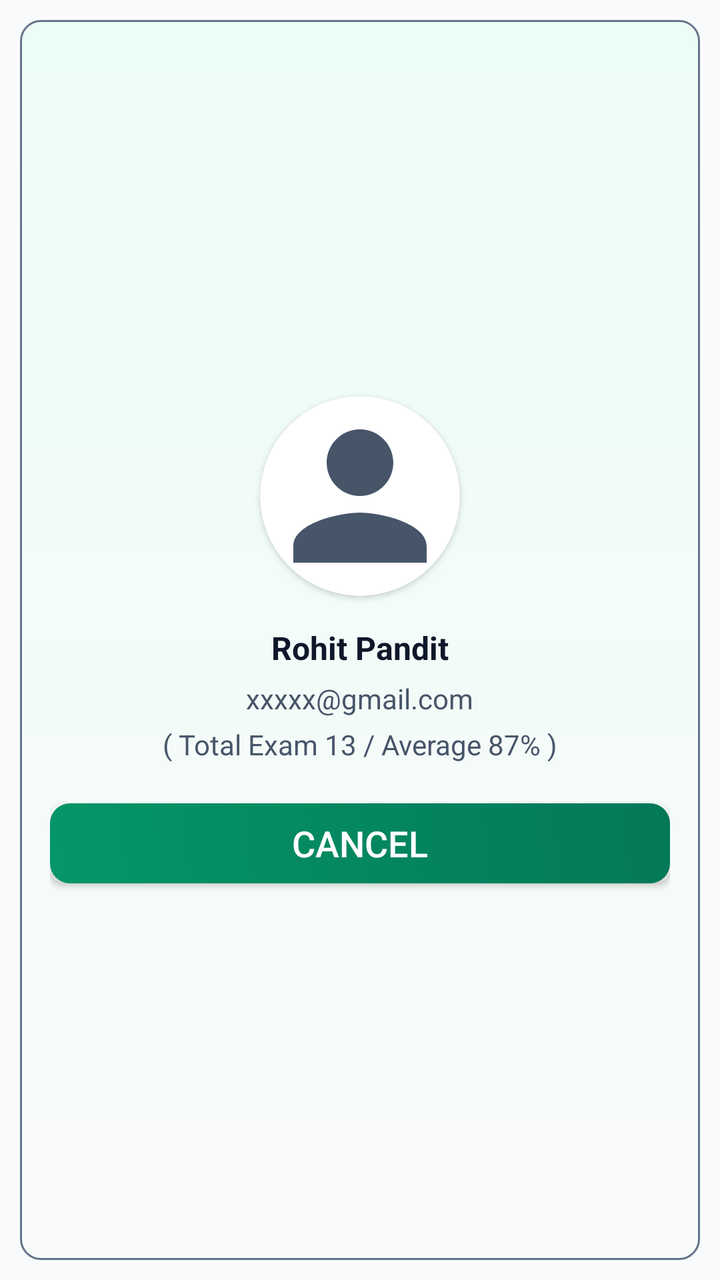
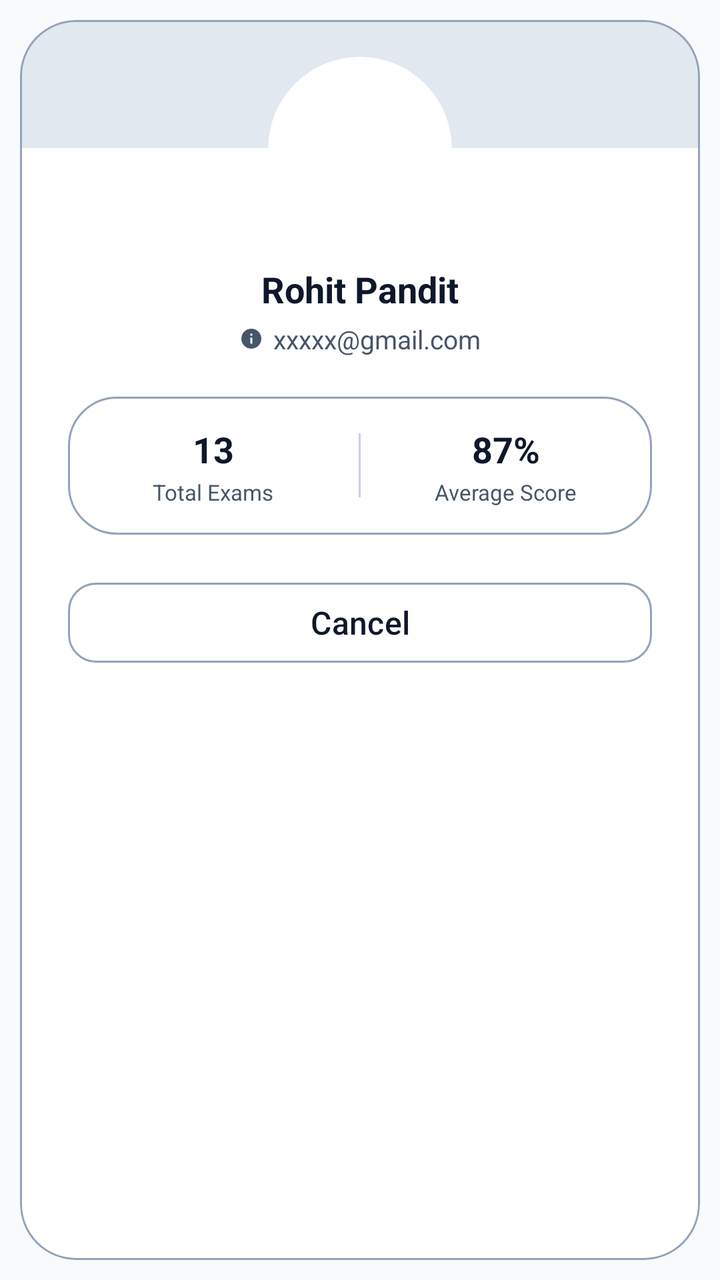

Compare the two renders of this Android layout. The source of the first and the diff that turns it into the second are given below.
<!-- AndroidManifest.xml: application theme Theme.TestMaster -->
<!-- res/layout/popup_leadeboard_details.xml -->
<?xml version="1.0" encoding="utf-8"?>
<androidx.constraintlayout.widget.ConstraintLayout xmlns:android="http://schemas.android.com/apk/res/android"
    xmlns:app="http://schemas.android.com/apk/res-auto"
    android:layout_width="match_parent"
    android:layout_height="wrap_content"
    android:padding="10dp"
    android:background="@android:color/transparent">

    <LinearLayout
        android:layout_width="match_parent"
        android:layout_height="match_parent"
        android:gravity="center"
        android:orientation="vertical"
        android:padding="15dp"
        android:background="@drawable/box_gradient"
        app:layout_constraintBottom_toBottomOf="parent"
        app:layout_constraintEnd_toEndOf="parent"
        app:layout_constraintStart_toStartOf="parent"
        app:layout_constraintTop_toTopOf="parent">
        <androidx.cardview.widget.CardView
            android:layout_width="100dp"
            android:layout_height="100dp"
            app:cardCornerRadius="50dp"
            android:background="@color/gray">
            <ImageView
                android:id="@+id/iv_stu_img"
                android:layout_width="match_parent"
                android:layout_height="match_parent"
                android:src="@drawable/baseline_person_24"
                app:tint="@color/text_secondary" />
        </androidx.cardview.widget.CardView>
        <TextView
            android:id="@+id/tv_username"
            android:layout_width="wrap_content"
            android:layout_height="wrap_content"
            android:text="Rohit Pandit"
            android:textStyle="bold"
            android:layout_marginTop="15dp"
            android:textColor="@color/text_primary"
            android:textSize="16sp"/>
        <TextView
            android:id="@+id/tv_email"
            android:layout_width="wrap_content"
            android:layout_height="wrap_content"
            android:text="xxxxx@gmail.com"
            android:layout_marginTop="5dp"
            android:textColor="@color/text_secondary"
            android:textSize="14sp"/>

            <TextView
                android:id="@+id/total_examAnd_percentage"
                android:layout_width="wrap_content"
                android:layout_height="wrap_content"
                android:text="( Total Exam 13 / Average 87% )"
                android:textColor="@color/text_secondary"
                android:layout_marginTop="4dp"
                android:textSize="14sp"/>
        <androidx.cardview.widget.CardView
            android:layout_width="match_parent"
            android:layout_height="40dp"
            android:layout_marginTop="20dp"
            android:layout_gravity="center"
            app:cardCornerRadius="7dp">
        <androidx.appcompat.widget.AppCompatButton
            android:id="@+id/cancel_button"
            android:layout_width="match_parent"
            android:layout_height="40dp"
            android:text="Cancel"
            android:textSize="18sp"
            android:gravity="center"
            android:textColor="@color/white"
            android:background="@drawable/blue_gradient" />
        </androidx.cardview.widget.CardView>
    </LinearLayout>

</androidx.constraintlayout.widget.ConstraintLayout>
<!-- resources referenced by this layout -->
<resources>
  <color name="gray">#F1F5F9</color>
  <color name="text_primary">#0F172A</color>
  <color name="text_secondary">#475569</color>
  <color name="white">#FFFFFFFF</color>
  <!-- drawable baseline_person_24 (drawable) -->
  <vector android:height="24dp" android:tint="#000000"
      android:viewportHeight="24" android:viewportWidth="24"
      android:width="24dp" xmlns:android="http://schemas.android.com/apk/res/android">
      <path android:fillColor="@android:color/white" android:pathData="M12,12c2.21,0 4,-1.79 4,-4s-1.79,-4 -4,-4 -4,1.79 -4,4 1.79,4 4,4zM12,14c-2.67,0 -8,1.34 -8,4v2h16v-2c0,-2.66 -5.33,-4 -8,-4z"/>
  </vector>
  <!-- drawable blue_gradient (drawable) -->
  <?xml version="1.0" encoding="utf-8"?>
  <shape xmlns:android="http://schemas.android.com/apk/res/android"
      android:shape="rectangle">
      <gradient
          android:startColor="@color/primary"
          android:endColor="@color/primary_variant"
          android:angle="45"/>
      <corners android:radius="10dp"/>
  </shape>
  <!-- drawable box_gradient (drawable) -->
  <?xml version="1.0" encoding="utf-8"?>
  <shape xmlns:android="http://schemas.android.com/apk/res/android"
      android:shape="rectangle">
      <gradient
          android:startColor="#ECFDF5"
          android:endColor="#F9FAFB"
          android:angle="270"/>
      <stroke android:width="1dp"
          android:color="@color/secondary"/>
      <corners android:radius="10dp"/>
  </shape>
  <style name="Theme.TestMaster" parent="Base.Theme.TestMaster" />
  <color name="primary">#059669</color>
  <color name="primary_variant">#047857</color>
  <color name="secondary">#64748B</color>
  <style name="Base.Theme.TestMaster" parent="Theme.Material3.DayNight.NoActionBar">
          
          <item name="colorPrimary">@color/primary</item>
          <item name="colorOnPrimary">@color/onPrimary</item>
          <item name="colorPrimaryContainer">@color/primaryContainer</item>
          <item name="colorOnPrimaryContainer">@color/onPrimaryContainer</item>
  
          <item name="colorSecondary">@color/secondary</item>
          <item name="colorOnSecondary">@color/onSecondary</item>
          <item name="colorSecondaryContainer">@color/secondaryContainer</item>
          <item name="colorOnSecondaryContainer">@color/onSecondaryContainer</item>
  
          
          <item name="android:windowBackground">@color/background</item>
          <item name="colorSurface">@color/surface</item>
          <item name="colorOnSurface">@color/onSurface</item>
          <item name="colorSurfaceVariant">@color/surfaceVariant</item>
          <item name="colorOnSurfaceVariant">@color/onSurfaceVariant</item>
          <item name="colorOutline">@color/outline</item>
  
          
          <item name="colorError">@color/error</item>
          <item name="colorOnError">@color/onError</item>
          <item name="colorErrorContainer">@color/errorContainer</item>
          <item name="colorOnErrorContainer">@color/onErrorContainer</item>
  
          
          <item name="android:statusBarColor">@color/surface</item>
          <item name="android:windowLightStatusBar">true</item>
      </style>
  <color name="onPrimary">#FFFFFF</color>
  <color name="primaryContainer">#D1FAE5</color>
  <color name="onPrimaryContainer">#064E3B</color>
  <color name="onSecondary">#FFFFFF</color>
  <color name="secondaryContainer">#F1F5F9</color>
  <color name="onSecondaryContainer">#0F172A</color>
  <color name="background">#F8FAFC</color>
  <color name="surface">#FFFFFF</color>
  <color name="onSurface">#0F172A</color>
  <color name="surfaceVariant">#E2E8F0</color>
  <color name="onSurfaceVariant">#475569</color>
  <color name="outline">#94A3B8</color>
  <color name="error">#EF4444</color>
  <color name="onError">#FFFFFF</color>
  <color name="errorContainer">#FEE2E2</color>
  <color name="onErrorContainer">#991B1B</color>
</resources>

<!-- the commit's change to res/layout/popup_leadeboard_details.xml (unified diff, before → after) -->
@@ -3,74 +3,194 @@
     xmlns:app="http://schemas.android.com/apk/res-auto"
     android:layout_width="match_parent"
     android:layout_height="wrap_content"
-    android:padding="10dp"
-    android:background="@android:color/transparent">
+    android:background="@android:color/transparent"
+    android:padding="10dp">
 
-    <LinearLayout
+    <com.google.android.material.card.MaterialCardView
         android:layout_width="match_parent"
         android:layout_height="match_parent"
-        android:gravity="center"
-        android:orientation="vertical"
-        android:padding="15dp"
-        android:background="@drawable/box_gradient"
+        app:cardBackgroundColor="@color/surface"
+        app:cardCornerRadius="28dp"
+        app:cardElevation="0dp"
         app:layout_constraintBottom_toBottomOf="parent"
         app:layout_constraintEnd_toEndOf="parent"
         app:layout_constraintStart_toStartOf="parent"
-        app:layout_constraintTop_toTopOf="parent">
-        <androidx.cardview.widget.CardView
-            android:layout_width="100dp"
-            android:layout_height="100dp"
-            app:cardCornerRadius="50dp"
-            android:background="@color/gray">
-            <ImageView
-                android:id="@+id/iv_stu_img"
+        app:layout_constraintTop_toTopOf="parent"
+        app:strokeColor="@color/outline"
+        app:strokeWidth="1dp">
+
+        <LinearLayout
+            android:layout_width="match_parent"
+            android:layout_height="wrap_content"
+            android:orientation="vertical">
+
+            
+            <View
                 android:layout_width="match_parent"
-                android:layout_height="match_parent"
-                android:src="@drawable/baseline_person_24"
-                app:tint="@color/text_secondary" />
-        </androidx.cardview.widget.CardView>
-        <TextView
-            android:id="@+id/tv_username"
-            android:layout_width="wrap_content"
-            android:layout_height="wrap_content"
-            android:text="Rohit Pandit"
-            android:textStyle="bold"
-            android:layout_marginTop="15dp"
-            android:textColor="@color/text_primary"
-            android:textSize="16sp"/>
-        <TextView
-            android:id="@+id/tv_email"
-            android:layout_width="wrap_content"
-            android:layout_height="wrap_content"
-            android:text="xxxxx@gmail.com"
-            android:layout_marginTop="5dp"
-            android:textColor="@color/text_secondary"
-            android:textSize="14sp"/>
+                android:layout_height="64dp"
+                android:background="@color/surfaceVariant" />
 
-            <TextView
-                android:id="@+id/total_examAnd_percentage"
-                android:layout_width="wrap_content"
+            
+            <FrameLayout
+                android:layout_width="match_parent"
                 android:layout_height="wrap_content"
-                android:text="( Total Exam 13 / Average 87% )"
-                android:textColor="@color/text_secondary"
-                android:layout_marginTop="4dp"
-                android:textSize="14sp"/>
-        <androidx.cardview.widget.CardView
-            android:layout_width="match_parent"
-            android:layout_height="40dp"
-            android:layout_marginTop="20dp"
-            android:layout_gravity="center"
-            app:cardCornerRadius="7dp">
-        <androidx.appcompat.widget.AppCompatButton
-            android:id="@+id/cancel_button"
-            android:layout_width="match_parent"
-            android:layout_height="40dp"
-            android:text="Cancel"
-            android:textSize="18sp"
-            android:gravity="center"
-            android:textColor="@color/white"
-            android:background="@drawable/blue_gradient" />
-        </androidx.cardview.widget.CardView>
-    </LinearLayout>
+                android:layout_marginTop="-46dp">
+
+                <androidx.cardview.widget.CardView
+                    android:layout_width="92dp"
+                    android:layout_height="92dp"
+                    android:layout_gravity="center_horizontal"
+                    app:cardBackgroundColor="@color/surface"
+                    app:cardCornerRadius="46dp"
+                    app:cardElevation="0dp">
+
+                    <androidx.cardview.widget.CardView
+                        android:layout_width="match_parent"
+                        android:layout_height="match_parent"
+                        android:layout_margin="4dp"
+                        android:background="@color/accent"
+                        app:cardCornerRadius="42dp"
+                        app:cardElevation="0dp">
+
+                        <ImageView
+                            android:id="@+id/iv_stu_img"
+                            android:layout_width="match_parent"
+                            android:layout_height="match_parent"
+                            android:padding="20dp"
+                            android:src="@drawable/baseline_person_24"
+                            app:tint="@color/surface" />
+                    </androidx.cardview.widget.CardView>
+                </androidx.cardview.widget.CardView>
+            </FrameLayout>
+
+            <LinearLayout
+                android:layout_width="match_parent"
+                android:layout_height="wrap_content"
+                android:layout_marginTop="12dp"
+                android:gravity="center"
+                android:orientation="vertical"
+                android:paddingHorizontal="24dp">
+
+                <TextView
+                    android:id="@+id/tv_username"
+                    android:layout_width="wrap_content"
+                    android:layout_height="wrap_content"
+                    android:text="Rohit Pandit"
+                    android:textColor="@color/onSurface"
+                    android:textSize="18sp"
+                    android:textStyle="bold" />
+
+                <LinearLayout
+                    android:layout_width="wrap_content"
+                    android:layout_height="wrap_content"
+                    android:layout_marginTop="4dp"
+                    android:gravity="center_vertical"
+                    android:orientation="horizontal">
+
+                    <ImageView
+                        android:layout_width="12dp"
+                        android:layout_height="12dp"
+                        android:src="@drawable/baseline_info_24"
+                        app:tint="@color/onSurfaceVariant" />
+
+                    <TextView
+                        android:id="@+id/tv_email"
+                        android:layout_width="wrap_content"
+                        android:layout_height="wrap_content"
+                        android:layout_marginStart="5dp"
+                        android:text="xxxxx@gmail.com"
+                        android:textColor="@color/onSurfaceVariant"
+                        android:textSize="13sp" />
+                </LinearLayout>
+
+                
+                <LinearLayout
+                    android:layout_width="match_parent"
+                    android:layout_height="wrap_content"
+                    android:layout_marginTop="20dp"
+                    android:background="@drawable/bg_card_surface_variant"
+                    android:gravity="center_vertical"
+                    android:orientation="horizontal"
+                    android:paddingVertical="14dp">
+
+                    <LinearLayout
+                        android:layout_width="0dp"
+                        android:layout_height="wrap_content"
+                        android:layout_weight="1"
+                        android:gravity="center"
+                        android:orientation="vertical">
+
+                        <TextView
+                            android:id="@+id/tv_total_exams"
+                            android:layout_width="wrap_content"
+                            android:layout_height="wrap_content"
+                            android:text="13"
+                            android:textColor="@color/onSurface"
+                            android:textSize="18sp"
+                            android:textStyle="bold" />
+
+                        <TextView
+                            android:layout_width="wrap_content"
+                            android:layout_height="wrap_content"
+                            android:layout_marginTop="2dp"
+                            android:text="Total Exams"
+                            android:textColor="@color/onSurfaceVariant"
+                            android:textSize="11sp" />
+                    </LinearLayout>
+
+                    <View
+                        android:layout_width="1dp"
+                        android:layout_height="32dp"
+                        android:alpha="0.5"
+                        android:background="@color/outline" />
+
+                    <LinearLayout
+                        android:layout_width="0dp"
+                        android:layout_height="wrap_content"
+                        android:layout_weight="1"
+                        android:gravity="center"
+                        android:orientation="vertical">
+
+                        <TextView
+                            android:id="@+id/tv_average_score"
+                            android:layout_width="wrap_content"
+                            android:layout_height="wrap_content"
+                            android:text="87%"
+                            android:textColor="@color/onSurface"
+                            android:textSize="18sp"
+                            android:textStyle="bold" />
+
+                        <TextView
+                            android:layout_width="wrap_content"
+                            android:layout_height="wrap_content"
+                            android:layout_marginTop="2dp"
+                            android:text="Average Score"
+                            android:textColor="@color/onSurfaceVariant"
+                            android:textSize="11sp" />
+                    </LinearLayout>
+                </LinearLayout>
+
+                
+                <TextView
+                    android:id="@+id/total_examAnd_percentage"
+                    android:layout_width="0dp"
+                    android:layout_height="0dp"
+                    android:visibility="gone" />
+
+                <com.google.android.material.button.MaterialButton
+                    android:id="@+id/cancel_button"
+                    style="@style/Widget.Material3.Button.OutlinedButton"
+                    android:layout_width="match_parent"
+                    android:layout_height="48dp"
+                    android:layout_marginTop="20dp"
+                    android:layout_marginBottom="20dp"
+                    android:text="Cancel"
+                    android:textColor="@color/onSurface"
+                    android:textSize="16sp"
+                    app:cornerRadius="14dp"
+                    app:strokeColor="@color/outline" />
+            </LinearLayout>
+        </LinearLayout>
+    </com.google.android.material.card.MaterialCardView>
 
 </androidx.constraintlayout.widget.ConstraintLayout>
<!-- resource entries referenced after the edit -->
@@ -1,40 +1,24 @@
 <!-- resources referenced by this layout -->
 <resources>
-  <color name="gray">#F1F5F9</color>
-  <color name="text_primary">#0F172A</color>
-  <color name="text_secondary">#475569</color>
-  <color name="white">#FFFFFFFF</color>
+  <color name="accent">#334155</color>
   <!-- drawable baseline_person_24 (drawable) -->
   <vector android:height="24dp" android:tint="#000000"
       android:viewportHeight="24" android:viewportWidth="24"
       android:width="24dp" xmlns:android="http://schemas.android.com/apk/res/android">
       <path android:fillColor="@android:color/white" android:pathData="M12,12c2.21,0 4,-1.79 4,-4s-1.79,-4 -4,-4 -4,1.79 -4,4 1.79,4 4,4zM12,14c-2.67,0 -8,1.34 -8,4v2h16v-2c0,-2.66 -5.33,-4 -8,-4z"/>
   </vector>
-  <!-- drawable blue_gradient (drawable) -->
+  <!-- drawable bg_card_surface_variant (drawable) -->
   <?xml version="1.0" encoding="utf-8"?>
   <shape xmlns:android="http://schemas.android.com/apk/res/android"
       android:shape="rectangle">
-      <gradient
-          android:startColor="@color/primary"
-          android:endColor="@color/primary_variant"
-          android:angle="45"/>
-      <corners android:radius="10dp"/>
-  </shape>
-  <!-- drawable box_gradient (drawable) -->
-  <?xml version="1.0" encoding="utf-8"?>
-  <shape xmlns:android="http://schemas.android.com/apk/res/android"
-      android:shape="rectangle">
-      <gradient
-          android:startColor="#ECFDF5"
-          android:endColor="#F9FAFB"
-          android:angle="270"/>
-      <stroke android:width="1dp"
-          android:color="@color/secondary"/>
-      <corners android:radius="10dp"/>
+      <solid android:color="@color/surface" />
+      <stroke
+          android:width="1dp"
+          android:color="@color/outline" />
+      <corners android:radius="24dp" />
   </shape>
   <style name="Theme.TestMaster" parent="Base.Theme.TestMaster" />
-  <color name="primary">#059669</color>
-  <color name="primary_variant">#047857</color>
+  <color name="primary">#FFFFFF</color>
   <color name="secondary">#64748B</color>
   <style name="Base.Theme.TestMaster" parent="Theme.Material3.DayNight.NoActionBar">
           
@@ -66,21 +50,27 @@
           <item name="android:statusBarColor">@color/surface</item>
           <item name="android:windowLightStatusBar">true</item>
       </style>
-  <color name="onPrimary">#FFFFFF</color>
-  <color name="primaryContainer">#D1FAE5</color>
-  <color name="onPrimaryContainer">#064E3B</color>
+  <color name="onPrimary">#0F172A</color>
+  <color name="primaryContainer">#F1F5F9</color>
+  <color name="onPrimaryContainer">#0F172A</color>
   <color name="onSecondary">#FFFFFF</color>
-  <color name="secondaryContainer">#F1F5F9</color>
+  <color name="secondaryContainer">#E2E8F0</color>
   <color name="onSecondaryContainer">#0F172A</color>
   <color name="background">#F8FAFC</color>
   <color name="surface">#FFFFFF</color>
   <color name="onSurface">#0F172A</color>
   <color name="surfaceVariant">#E2E8F0</color>
+  <!-- drawable baseline_info_24 (drawable) -->
+  <vector android:height="24dp" android:tint="#000000"
+      android:viewportHeight="24" android:viewportWidth="24"
+      android:width="24dp" xmlns:android="http://schemas.android.com/apk/res/android">
+      <path android:fillColor="@android:color/white" android:pathData="M12,2C6.48,2 2,6.48 2,12s4.48,10 10,10 10,-4.48 10,-10S17.52,2 12,2zM13,17h-2v-6h2v6zM13,9h-2L11,7h2v2z"/>
+  </vector>
   <color name="onSurfaceVariant">#475569</color>
   <color name="outline">#94A3B8</color>
-  <color name="error">#EF4444</color>
+  <color name="error">#DC2626</color>
   <color name="onError">#FFFFFF</color>
   <color name="errorContainer">#FEE2E2</color>
-  <color name="onErrorContainer">#991B1B</color>
+  <color name="onErrorContainer">#7F1D1D</color>
 </resources>
 
